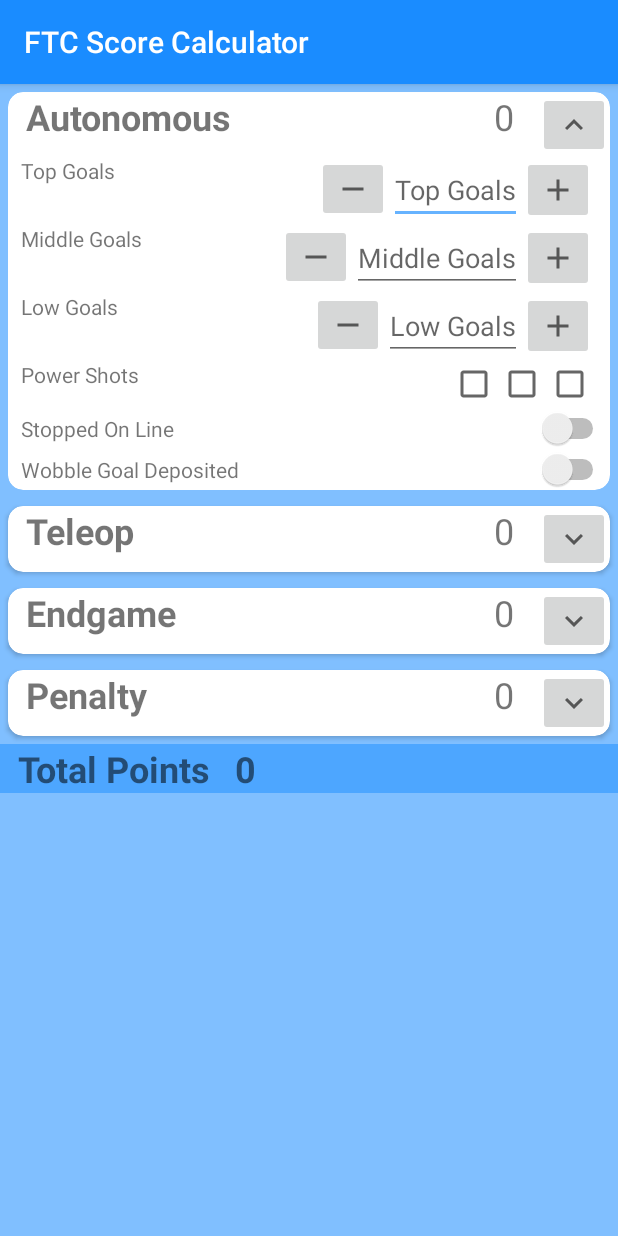
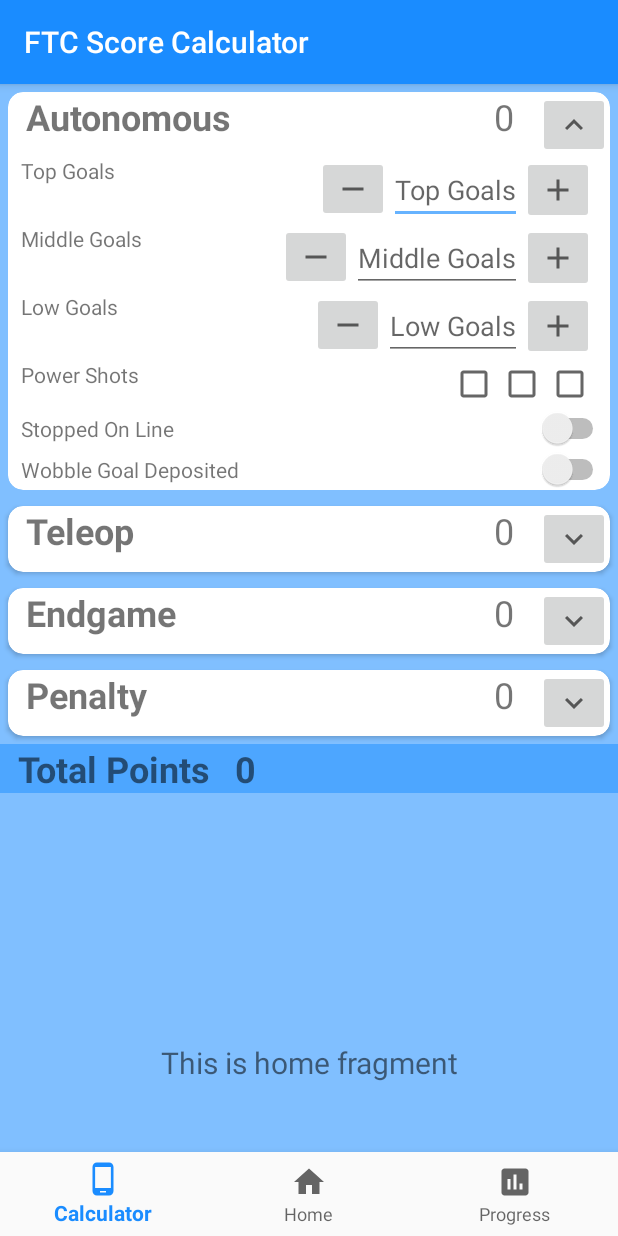
Before and after one commit to mayakrolik/FTC-Score-Calculator-Freight-Frenzy, an Android app: the screen it shows after launch (MainActivity), on a phone screen of 412 x 824 dp. Run offline under Robolectric (Android 15) with nearby library versions, the phone set to English and light mode, and no system bars.

Commit message:
navigation bar layout complete

```diff
--- a/app/build.gradle
+++ b/app/build.gradle
@@ -27,6 +27,9 @@ dependencies {
     implementation 'androidx.appcompat:appcompat:1.2.0'
     implementation 'androidx.constraintlayout:constraintlayout:2.0.1'
     implementation 'androidx.cardview:cardview:1.0.0'
+    implementation 'androidx.navigation:navigation-fragment:2.3.0'
+    implementation 'androidx.navigation:navigation-ui:2.3.0'
+    implementation 'androidx.lifecycle:lifecycle-extensions:2.1.0'
     testImplementation 'junit:junit:4.12'
     androidTestImplementation 'androidx.test.ext:junit:1.1.2'
     androidTestImplementation 'androidx.test.espresso:espresso-core:3.3.0'
--- /dev/null
+++ b/app/src/main/java/com/example/ftcscorecalculatorbeta/ui/home/HomeFragment.java
@@ -0,0 +1,35 @@
+package com.example.ftcscorecalculatorbeta.ui.home;
+
+import android.os.Bundle;
+import android.view.LayoutInflater;
+import android.view.View;
+import android.view.ViewGroup;
+import android.widget.TextView;
+
+import androidx.annotation.NonNull;
+import androidx.annotation.Nullable;
+import androidx.fragment.app.Fragment;
+import androidx.lifecycle.Observer;
+import androidx.lifecycle.ViewModelProviders;
+
+import com.example.ftcscorecalculatorbeta.R;
+
+public class HomeFragment extends Fragment {
+
+    private HomeViewModel homeViewModel;
+
+    public View onCreateView(@NonNull LayoutInflater inflater,
+                             ViewGroup container, Bundle savedInstanceState) {
+        homeViewModel =
+                ViewModelProviders.of(this).get(HomeViewModel.class);
+        View root = inflater.inflate(R.layout.fragment_home, container, false);
+        final TextView textView = root.findViewById(R.id.text_home);
+        homeViewModel.getText().observe(getViewLifecycleOwner(), new Observer<String>() {
+            @Override
+            public void onChanged(@Nullable String s) {
+                textView.setText(s);
+            }
+        });
+        return root;
+    }
+}
--- /dev/null
+++ b/app/src/main/java/com/example/ftcscorecalculatorbeta/ui/home/HomeViewModel.java
@@ -0,0 +1,19 @@
+package com.example.ftcscorecalculatorbeta.ui.home;
+
+import androidx.lifecycle.LiveData;
+import androidx.lifecycle.MutableLiveData;
+import androidx.lifecycle.ViewModel;
+
+public class HomeViewModel extends ViewModel {
+
+    private MutableLiveData<String> mText;
+
+    public HomeViewModel() {
+        mText = new MutableLiveData<>();
+        mText.setValue("This is home fragment");
+    }
+
+    public LiveData<String> getText() {
+        return mText;
+    }
+}
--- /dev/null
+++ b/app/src/main/res/drawable/ic_baseline_assessment_24.xml
@@ -0,0 +1,10 @@
+<vector xmlns:android="http://schemas.android.com/apk/res/android"
+    android:width="24dp"
+    android:height="24dp"
+    android:viewportWidth="24"
+    android:viewportHeight="24"
+    android:tint="?attr/colorControlNormal">
+  <path
+      android:fillColor="@android:color/white"
+      android:pathData="M19,3L5,3c-1.1,0 -2,0.9 -2,2v14c0,1.1 0.9,2 2,2h14c1.1,0 2,-0.9 2,-2L21,5c0,-1.1 -0.9,-2 -2,-2zM9,17L7,17v-7h2v7zM13,17h-2L11,7h2v10zM17,17h-2v-4h2v4z"/>
+</vector>
--- /dev/null
+++ b/app/src/main/res/drawable/ic_baseline_home_24.xml
@@ -0,0 +1,10 @@
+<vector xmlns:android="http://schemas.android.com/apk/res/android"
+    android:width="24dp"
+    android:height="24dp"
+    android:viewportWidth="24"
+    android:viewportHeight="24"
+    android:tint="?attr/colorControlNormal">
+  <path
+      android:fillColor="@android:color/white"
+      android:pathData="M10,20v-6h4v6h5v-8h3L12,3 2,12h3v8z"/>
+</vector>
--- /dev/null
+++ b/app/src/main/res/drawable/ic_baseline_phone_android_24.xml
@@ -0,0 +1,10 @@
+<vector xmlns:android="http://schemas.android.com/apk/res/android"
+    android:width="24dp"
+    android:height="24dp"
+    android:viewportWidth="24"
+    android:viewportHeight="24"
+    android:tint="?attr/colorControlNormal">
+  <path
+      android:fillColor="@android:color/white"
+      android:pathData="M16,1L8,1C6.34,1 5,2.34 5,4v16c0,1.66 1.34,3 3,3h8c1.66,0 3,-1.34 3,-3L19,4c0,-1.66 -1.34,-3 -3,-3zM14,21h-4v-1h4v1zM17.25,18L6.75,18L6.75,4h10.5v14z"/>
+</vector>
--- a/app/src/main/res/layout/activity_main.xml
+++ b/app/src/main/res/layout/activity_main.xml
@@ -969,5 +969,37 @@
 
         </LinearLayout>
 
+
+    <androidx.constraintlayout.widget.ConstraintLayout
+        android:id="@+id/container"
+        android:layout_width="match_parent"
+        android:layout_height="match_parent"
+        android:paddingTop="?attr/actionBarSize">
+
+    <com.google.android.material.bottomnavigation.BottomNavigationView
+            android:id="@+id/nav_view"
+            android:layout_width="0dp"
+            android:layout_height="wrap_content"
+            android:layout_marginStart="0dp"
+            android:layout_marginEnd="0dp"
+            android:background="?android:attr/windowBackground"
+            app:layout_constraintBottom_toBottomOf="parent"
+            app:layout_constraintLeft_toLeftOf="parent"
+            app:layout_constraintRight_toRightOf="parent"
+            app:menu="@menu/bottom_nav_menu" />
+
+<androidx.fragment.app.FragmentContainerView
+    android:id="@+id/nav_host_fragment"
+    android:name="androidx.navigation.fragment.NavHostFragment"
+    android:layout_width="match_parent"
+    android:layout_height="match_parent"
+    app:defaultNavHost="true"
+    app:layout_constraintBottom_toTopOf="@id/nav_view"
+    app:layout_constraintLeft_toLeftOf="parent"
+    app:layout_constraintRight_toRightOf="parent"
+    app:layout_constraintTop_toTopOf="parent"
+    app:navGraph="@navigation/mobile_navigation" />
+
+    </androidx.constraintlayout.widget.ConstraintLayout>
     </LinearLayout>
 </ScrollView>
--- /dev/null
+++ b/app/src/main/res/layout/fragment_home.xml
@@ -0,0 +1,25 @@
+<?xml version="1.0" encoding="utf-8"?>
+<androidx.constraintlayout.widget.ConstraintLayout xmlns:android="http://schemas.android.com/apk/res/android"
+xmlns:app="http://schemas.android.com/apk/res-auto"
+xmlns:tools="http://schemas.android.com/tools"
+android:layout_width="match_parent"
+android:layout_height="match_parent"
+tools:context=".ui.home.HomeFragment">
+
+
+<TextView
+    android:id="@+id/text_home"
+    android:layout_width="match_parent"
+    android:layout_height="wrap_content"
+    android:layout_marginStart="8dp"
+    android:layout_marginTop="8dp"
+    android:layout_marginEnd="8dp"
+    android:textAlignment="center"
+    android:textSize="20sp"
+    app:layout_constraintBottom_toBottomOf="parent"
+    app:layout_constraintEnd_toEndOf="parent"
+    app:layout_constraintStart_toStartOf="parent"
+    app:layout_constraintTop_toTopOf="parent"
+    android:gravity="center_horizontal" />
+
+</androidx.constraintlayout.widget.ConstraintLayout>
--- /dev/null
+++ b/app/src/main/res/menu/bottom_nav_menu.xml
@@ -0,0 +1,19 @@
+<?xml version="1.0" encoding="utf-8"?>
+<menu xmlns:android="http://schemas.android.com/apk/res/android">
+
+    <item
+        android:id="@+id/navigation_calculator"
+        android:icon="@drawable/ic_baseline_phone_android_24"
+        android:title="@string/title_calculator" />
+
+    <item
+        android:id="@+id/navigation_home"
+        android:icon="@drawable/ic_baseline_home_24"
+        android:title="@string/title_home" />
+
+    <item
+        android:id="@+id/navigation_progress"
+        android:icon="@drawable/ic_baseline_assessment_24"
+        android:title="@string/title_progress" />
+
+</menu>
--- /dev/null
+++ b/app/src/main/res/navigation/mobile_navigation.xml
@@ -0,0 +1,29 @@
+<?xml version="1.0" encoding="utf-8"?>
+<navigation xmlns:android="http://schemas.android.com/apk/res/android"
+    xmlns:app="http://schemas.android.com/apk/res-auto"
+    xmlns:tools="http://schemas.android.com/tools"
+    android:id="@+id/mobile_navigation"
+    app:startDestination="@+id/navigation_home"
+    android:layout_width="match_parent"
+    android:layout_height="match_parent">
+
+    <fragment
+        android:id="@+id/navigation_calculator"
+        android:name="com.example.ftcscorecalculatorbeta.ui.calculator.CalculatorFragment"
+        android:label="@string/title_calculator"
+        tools:layout="@layout/fragment_calculator" />
+
+    <fragment
+        android:id="@+id/navigation_home"
+        android:name="com.example.ftcscorecalculatorbeta.ui.home.HomeFragment"
+        android:label="@string/title_home"
+        tools:layout="@layout/fragment_home" />
+
+    <fragment
+        android:id="@+id/navigation_progress"
+        android:name="com.example.ftcscorecalculatorbeta.ui.progress.ProgressFragment"
+        android:label="@string/title_progress"
+        tools:layout="@layout/fragment_progress" />
+
+
+</navigation>
--- a/app/src/main/res/values/strings.xml
+++ b/app/src/main/res/values/strings.xml
@@ -37,5 +37,8 @@
     <string name="penalty">Penalty</string>
     <string name="penalty_minor">Penalty Minor</string>
     <string name="penalty_major">Penalty Major</string>
+    <string name="title_progress">Progress</string>
+    <string name="title_home">Home</string>
+    <string name="title_calculator">Calculator</string>
 
 </resources>
```
Also changed, not shown: app/src/main/java/com/example/ftcscorecalculatorbeta/ui/calculator/CalculatorFragment.java (added, +35 -0 lines), app/src/main/java/com/example/ftcscorecalculatorbeta/ui/calculator/CalculatorViewModel.java (added, +19 -0 lines), app/src/main/java/com/example/ftcscorecalculatorbeta/ui/progress/ProgressFragment.java (added, +35 -0 lines), app/src/main/java/com/example/ftcscorecalculatorbeta/ui/progress/ProgressViewModel.java (added, +19 -0 lines), app/src/main/res/layout/fragment_calculator.xml (added, +25 -0 lines), app/src/main/res/layout/fragment_progress.xml (added, +25 -0 lines).
